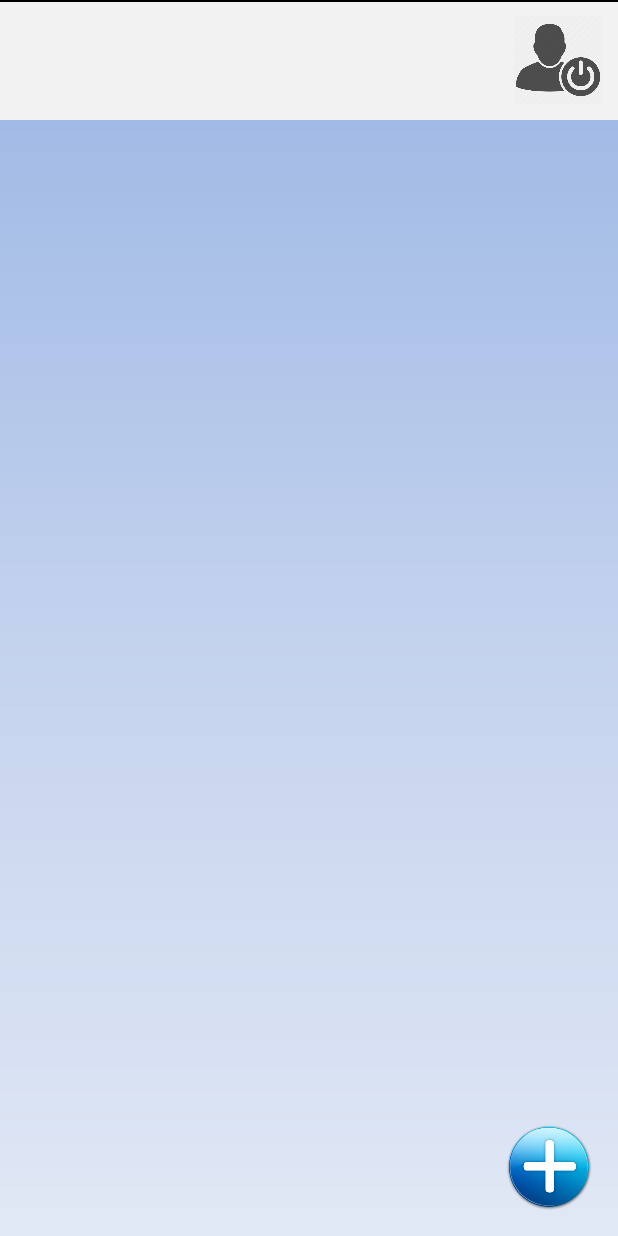
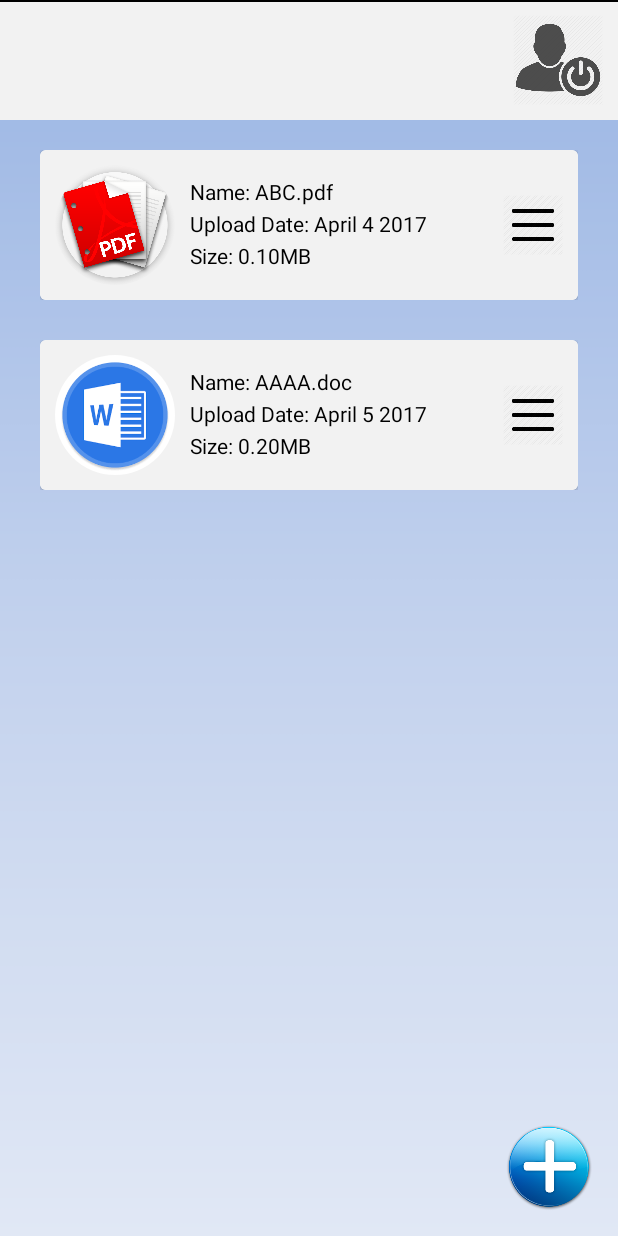
Before and after one commit to brata001/Android, an Android app: the HomeActivity screen opened directly, with no data from a screen before it, on a phone screen of 412 x 824 dp. Run offline under Robolectric (Android 15) with nearby library versions, the phone set to English and light mode, and no system bars; our stand-ins replace CircleImageView; libraries missing offline, so code that uses them is left out: com.itextpdf.text; 4 statements that could not run were skipped.

Commit message:
Added item list view with popup menu

```diff
--- a/eVault/app/build.gradle
+++ b/eVault/app/build.gradle
@@ -45,4 +45,6 @@ dependencies {
     compile 'com.android.support:multidex:1.0.1'
     compile 'de.hdodenhof:circleimageview:2.1.0'
     compile project(':scanlibrary')
+    compile 'com.android.support:cardview-v7:23.4.0'
+    compile 'com.android.support:recyclerview-v7:23.0.+'
 }
--- a/eVault/app/src/main/java/com/poc/evault/activities/HomeActivity.java
+++ b/eVault/app/src/main/java/com/poc/evault/activities/HomeActivity.java
@@ -27,6 +27,8 @@ import android.security.keystore.KeyProperties;
 import android.support.v4.app.ActivityCompat;
 import android.support.v4.content.ContextCompat;
 import android.support.v7.app.AppCompatActivity;
+import android.support.v7.widget.LinearLayoutManager;
+import android.support.v7.widget.RecyclerView;
 import android.view.View;
 import android.view.ViewGroup;
 import android.view.animation.Animation;
@@ -46,6 +48,9 @@ import com.itextpdf.text.Image;
 import com.itextpdf.text.PageSize;
 import com.itextpdf.text.pdf.PdfWriter;
 import com.poc.evault.R;
+import com.poc.evault.adapters.DocListAdapter;
+import com.poc.evault.adapters.SpacesItemDecoration;
+import com.poc.evault.model.Item;
 import com.scanlibrary.ScanActivity;
 import com.scanlibrary.ScanConstants;
 
@@ -61,6 +66,8 @@ import java.security.NoSuchAlgorithmException;
 import java.security.NoSuchProviderException;
 import java.security.UnrecoverableKeyException;
 import java.security.cert.CertificateException;
+import java.util.ArrayList;
+import java.util.List;
 
 import javax.crypto.Cipher;
 import javax.crypto.KeyGenerator;
@@ -90,6 +97,10 @@ public class HomeActivity extends AppCompatActivity implements
     };
     private String PATH = Environment.getExternalStorageDirectory() + "/";
     private String EXTENSION = ".pdf";
+    private RecyclerView mRecyclerView;
+    private RecyclerView.Adapter mAdapter;
+    private RecyclerView.LayoutManager mLayoutManager;
+    private List<Item> listItem;
 
     @Override
     protected void onCreate(Bundle savedInstanceState) {
@@ -106,6 +117,7 @@ public class HomeActivity extends AppCompatActivity implements
             photoUrl = bundle.getString("URL");
         }
 
+        mRecyclerView = (RecyclerView) findViewById(R.id.my_recycler_view);
         ImageView imgAdd = (ImageView) findViewById(R.id.fab);
         ImageView imgLogout = (ImageView) findViewById(R.id.logout);
         TextView txtName = (TextView) findViewById(R.id.name);
@@ -114,6 +126,28 @@ public class HomeActivity extends AppCompatActivity implements
         txtEmail.setText(email);
         CircleImageView imgUserPhoto = (CircleImageView) findViewById(R.id.user_photo);
 
+        mRecyclerView.setHasFixedSize(true);
+        mLayoutManager = new LinearLayoutManager(this);
+        mRecyclerView.setLayoutManager(mLayoutManager);
+        mRecyclerView.addItemDecoration(new SpacesItemDecoration(40));
+
+        listItem=new ArrayList<>();
+        Item item=new Item();
+        item.setId("1");
+        item.setName("ABC.pdf");
+        item.setUploadDate("April 4 2017");
+        item.setSize("0.10MB");
+        item.setType("pdf");
+        listItem.add(item);
+        item=new Item();
+        item.setId("2");
+        item.setName("AAAA.doc");
+        item.setUploadDate("April 5 2017");
+        item.setSize("0.20MB");
+        item.setType("doc");
+        listItem.add(item);
+
+        mRecyclerView.setAdapter(new DocListAdapter(listItem, this));
         DownloadImageTask task = new DownloadImageTask(imgUserPhoto);
         task.execute(photoUrl);
 
--- /dev/null
+++ b/eVault/app/src/main/java/com/poc/evault/adapters/DocListAdapter.java
@@ -0,0 +1,121 @@
+package com.poc.evault.adapters;
+
+import android.content.Context;
+import android.content.res.Resources;
+import android.graphics.Bitmap;
+import android.graphics.BitmapFactory;
+import android.support.v7.widget.RecyclerView;
+import android.view.LayoutInflater;
+import android.view.MenuInflater;
+import android.view.MenuItem;
+import android.view.View;
+import android.view.ViewGroup;
+import android.widget.ImageView;
+import android.widget.PopupMenu;
+import android.widget.TextView;
+
+import com.poc.evault.R;
+import com.poc.evault.model.Item;
+
+import java.util.List;
+
+import de.hdodenhof.circleimageview.CircleImageView;
+
+/**
+ * Created by DASP2 on 4/4/2017.
+ */
+public class DocListAdapter extends RecyclerView.Adapter<DocListAdapter.ViewHolder> {
+    private List<Item> listItem;
+    private Context context;
+    public static class ViewHolder extends RecyclerView.ViewHolder {
+        public CircleImageView imgItemIcon;
+        public TextView txtItemName;
+        public TextView txtItemUploadDate;
+        public TextView txtItemSize;
+        public ImageView imgMenu;
+
+        public ViewHolder(View view) {
+            super(view);
+            imgItemIcon=(CircleImageView)view.findViewById(R.id.item_icon);
+            txtItemName = (TextView) view.findViewById(R.id.item_name);
+            txtItemUploadDate = (TextView) view.findViewById(R.id.item_upload_date);
+            txtItemSize = (TextView) view.findViewById(R.id.item_size);
+            imgMenu=(ImageView)view.findViewById(R.id.item_menu_icon);
+        }
+    }
+
+    public DocListAdapter(List<Item> listItem, Context context) {
+        this.listItem = listItem;
+        this.context=context;
+    }
+
+    @Override
+    public DocListAdapter.ViewHolder onCreateViewHolder(ViewGroup parent,
+                                                   int viewType) {
+        View v =  LayoutInflater.from(parent.getContext())
+                .inflate(R.layout.list_item_row, parent, false);
+        ViewHolder vh = new ViewHolder(v);
+        return vh;
+    }
+
+    @Override
+    public void onBindViewHolder(final ViewHolder holder, int position) {
+        Item item=listItem.get(position);
+        Resources res = context.getResources();
+        String name = String.format(res.getString(R.string.item_name), item.getName());
+        String date = String.format(res.getString(R.string.item_upload_date), item.getUploadDate());
+        String size = String.format(res.getString(R.string.item_size), item.getSize());
+        int imageId;
+        if(item.getType().equalsIgnoreCase("pdf")){
+            imageId=R.mipmap.pdf;
+        }else if(item.getType().equalsIgnoreCase("doc")){
+            imageId=R.mipmap.doc;
+        }else{
+            imageId=R.mipmap.ic_launcher;
+        }
+        Bitmap bm = BitmapFactory.decodeResource(res, imageId);
+        holder.imgItemIcon.setImageBitmap(bm);
+        holder.txtItemName.setText(name);
+        holder.txtItemUploadDate.setText(date);
+        holder.txtItemSize.setText(size);
+        holder.imgMenu.setOnClickListener(new View.OnClickListener() {
+            @Override
+            public void onClick(View view) {
+                showPopup(holder.imgMenu);
+            }
+        });
+    }
+
+    @Override
+    public int getItemCount() {
+        return listItem.size();
+    }
+
+    public void showPopup(View v) {
+        PopupMenu popup = new PopupMenu(context, v);
+        MenuInflater inflater = popup.getMenuInflater();
+        inflater.inflate(R.menu.menu_item, popup.getMenu());
+        popup.show();
+
+        popup.setOnMenuItemClickListener(new PopupMenu.OnMenuItemClickListener() {
+
+            @Override
+            public boolean onMenuItemClick(MenuItem item) {
+                switch (item.getItemId()) {
+                    case R.id.action_view:
+                        // do what you need.
+                        break;
+                    case R.id.action_download:
+                        // do what you need .
+                        break;
+                    case R.id.action_delete:
+                        // do what you need .
+                        break;
+                    default:
+                        return false;
+                }
+                return false;
+            }
+        });
+    }
+}
--- /dev/null
+++ b/eVault/app/src/main/java/com/poc/evault/adapters/SpacesItemDecoration.java
@@ -0,0 +1,24 @@
+package com.poc.evault.adapters;
+
+import android.graphics.Rect;
+import android.support.v7.widget.RecyclerView;
+import android.view.View;
+
+/**
+ * Created by DASP2 on 4/4/2017.
+ */
+public class SpacesItemDecoration extends RecyclerView.ItemDecoration {
+    private int space;
+
+    public SpacesItemDecoration(int space) {
+        this.space = space;
+    }
+
+    @Override
+    public void getItemOffsets(Rect outRect, View view, RecyclerView parent, RecyclerView.State state) {
+        outRect.left = space;
+        outRect.right = space;
+        outRect.bottom = space;
+        //outRect.top = space;
+    }
+}
--- /dev/null
+++ b/eVault/app/src/main/java/com/poc/evault/model/Item.java
@@ -0,0 +1,63 @@
+package com.poc.evault.model;
+
+/**
+ * Created by DASP2 on 4/4/2017.
+ */
+public class Item {
+    private String id;
+    private String name;
+    private String uploadDate;
+    private String size;
+    private String type;
+
+    public Item() {
+    }
+
+    public Item(String id, String name, String uploadDate, String size, String type) {
+        this.id = id;
+        this.name = name;
+        this.uploadDate = uploadDate;
+        this.size = size;
+        this.type = type;
+    }
+
+    public String getType() {
+        return type;
+    }
+
+    public void setType(String type) {
+        this.type = type;
+    }
+
+    public String getId() {
+        return id;
+    }
+
+    public void setId(String id) {
+        this.id = id;
+    }
+
+    public String getName() {
+        return name;
+    }
+
+    public void setName(String name) {
+        this.name = name;
+    }
+
+    public String getUploadDate() {
+        return uploadDate;
+    }
+
+    public void setUploadDate(String uploadDate) {
+        this.uploadDate = uploadDate;
+    }
+
+    public String getSize() {
+        return size;
+    }
+
+    public void setSize(String size) {
+        this.size = size;
+    }
+}
--- /dev/null
+++ b/eVault/app/src/main/res/drawable/shadow_background.xml
@@ -0,0 +1,14 @@
+<?xml version="1.0" encoding="utf-8"?>
+<shape xmlns:android="http://schemas.android.com/apk/res/android" android:shape="rectangle">
+    <corners
+        android:radius="1dp"
+        android:topRightRadius="0dp"
+        android:bottomRightRadius="0dp"
+        android:bottomLeftRadius="0dp" />
+    <stroke
+        android:width="1dp"
+        android:color="#E3E3E1" />
+
+    <solid android:color="#F2F2F2" />
+
+</shape>
--- a/eVault/app/src/main/res/layout/activity_home.xml
+++ b/eVault/app/src/main/res/layout/activity_home.xml
@@ -2,7 +2,9 @@
     android:layout_width="match_parent"
     android:layout_height="match_parent"
     android:background="@mipmap/default_background">
-
+<RelativeLayout
+    android:layout_width="match_parent"
+    android:layout_height="match_parent">
     <RelativeLayout
         android:id="@+id/sign_up_layout"
         android:layout_width="match_parent"
@@ -55,6 +57,15 @@
             android:background="@mipmap/log_out" />
     </RelativeLayout>
 
+    <android.support.v7.widget.RecyclerView
+        android:id="@+id/my_recycler_view"
+        android:scrollbars="vertical"
+        android:layout_width="match_parent"
+        android:layout_height="match_parent"
+        android:layout_marginTop="20dp"
+        android:layout_marginBottom="20dp"
+        android:layout_below="@+id/sign_up_layout"/>
+</RelativeLayout>
     <ImageView
         android:id="@+id/fab"
         android:layout_width="60dp"
--- /dev/null
+++ b/eVault/app/src/main/res/layout/list_item_row.xml
@@ -0,0 +1,72 @@
+<LinearLayout xmlns:android="http://schemas.android.com/apk/res/android"
+    xmlns:card_view="http://schemas.android.com/apk/res-auto"
+    android:layout_width="match_parent"
+    android:layout_height="100dp">
+
+    <android.support.v7.widget.CardView xmlns:card_view="http://schemas.android.com/apk/res-auto"
+        android:id="@+id/card_view"
+        android:layout_width="match_parent"
+        android:layout_height="match_parent"
+        android:layout_gravity="center"
+        card_view:cardCornerRadius="4dp"
+        >
+
+        <RelativeLayout
+            android:layout_width="match_parent"
+            android:layout_height="match_parent"
+            android:background="#F2F2F2">
+
+            <de.hdodenhof.circleimageview.CircleImageView
+                android:id="@+id/item_icon"
+                android:layout_width="80dp"
+                android:layout_height="80dp"
+                android:layout_centerVertical="true"
+                android:layout_margin="10dp"
+                />
+
+            <TextView
+                android:id="@+id/item_name"
+                android:layout_width="wrap_content"
+                android:layout_height="wrap_content"
+                android:layout_marginTop="18dp"
+                android:layout_toRightOf="@+id/item_icon"
+                android:textColor="#000000"
+                android:textSize="14sp"
+                android:text="Abc.pdf"
+                />
+
+
+
+            <TextView
+                android:id="@+id/item_upload_date"
+                android:layout_width="wrap_content"
+                android:layout_height="wrap_content"
+                android:layout_below="@+id/item_name"
+                android:layout_marginTop="2dp"
+                android:layout_toRightOf="@+id/item_icon"
+                android:textColor="#000000"
+                android:text="April 4 2017"
+                android:textSize="14sp" />
+
+            <TextView
+                android:id="@+id/item_size"
+                android:layout_width="wrap_content"
+                android:layout_height="wrap_content"
+                android:layout_below="@+id/item_upload_date"
+                android:layout_marginTop="2dp"
+                android:layout_toRightOf="@+id/item_icon"
+                android:text="0.10MB"
+                android:textColor="#000000"
+                android:textSize="14sp" />
+            <ImageView
+                android:id="@+id/item_menu_icon"
+                android:layout_width="40dp"
+                android:layout_height="40dp"
+                android:layout_centerVertical="true"
+                android:background="@mipmap/item_menu2"
+                android:layout_margin="10dp"
+                android:layout_alignParentRight="true"
+                />
+        </RelativeLayout>
+    </android.support.v7.widget.CardView>
+</LinearLayout>
--- /dev/null
+++ b/eVault/app/src/main/res/menu/menu_item.xml
@@ -0,0 +1,20 @@
+<menu xmlns:android="http://schemas.android.com/apk/res/android"
+    xmlns:app="http://schemas.android.com/apk/res-auto"
+>
+    <item
+        android:id="@+id/action_view"
+        android:title="@string/view"
+        android:icon="@mipmap/delete"
+        app:showAsAction="ifRoom" />
+
+    <item
+        android:id="@+id/action_download"
+        android:title="@string/download"
+        android:icon="@mipmap/delete"
+        app:showAsAction="ifRoom" />
+    <item
+        android:id="@+id/action_delete"
+        android:title="@string/delete"
+        android:icon="@mipmap/delete"
+        app:showAsAction="ifRoom" />
+</menu>
--- a/eVault/app/src/main/res/menu/menu_sign_in.xml
+++ /dev/null
@@ -1,9 +0,0 @@
-<menu xmlns:android="http://schemas.android.com/apk/res/android"
-    xmlns:app="http://schemas.android.com/apk/res-auto"
->
-    <item
-        android:id="@+id/action_settings"
-        android:orderInCategory="100"
-        android:title="@string/action_settings"
-        app:showAsAction="never" />
-</menu>
--- a/eVault/app/src/main/res/values/strings.xml
+++ b/eVault/app/src/main/res/values/strings.xml
@@ -9,4 +9,10 @@
     <string name="title_text">Google Sign-In\nQuickstart</string>
     <string name="desc_google_icon">Google Logo</string>
     <string name="already_have_an_account">Already have an account?  <b>  Login</b></string>
+    <string name="item_name">Name: %1$s</string>
+    <string name="item_upload_date">Upload Date: %1$s</string>
+    <string name="item_size">Size: %1$s</string>
+    <string name="view">View</string>
+    <string name="download">Downlaod</string>
+    <string name="delete">Delete</string>
 </resources>
```
Also changed, not shown: eVault/app/src/main/res/mipmap-hdpi/delete.png (added), eVault/app/src/main/res/mipmap-hdpi/item_menu.png (added), eVault/app/src/main/res/mipmap-hdpi/item_menu2.png (added), eVault/app/src/main/res/mipmap-mdpi/doc.png (added), eVault/app/src/main/res/mipmap-mdpi/pdf.png (added).
